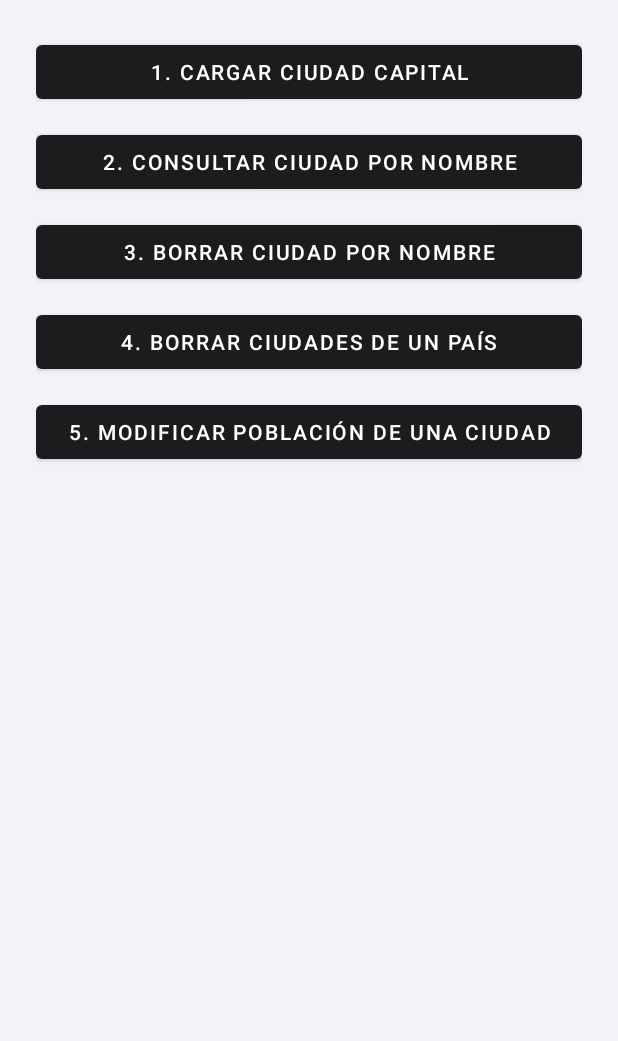
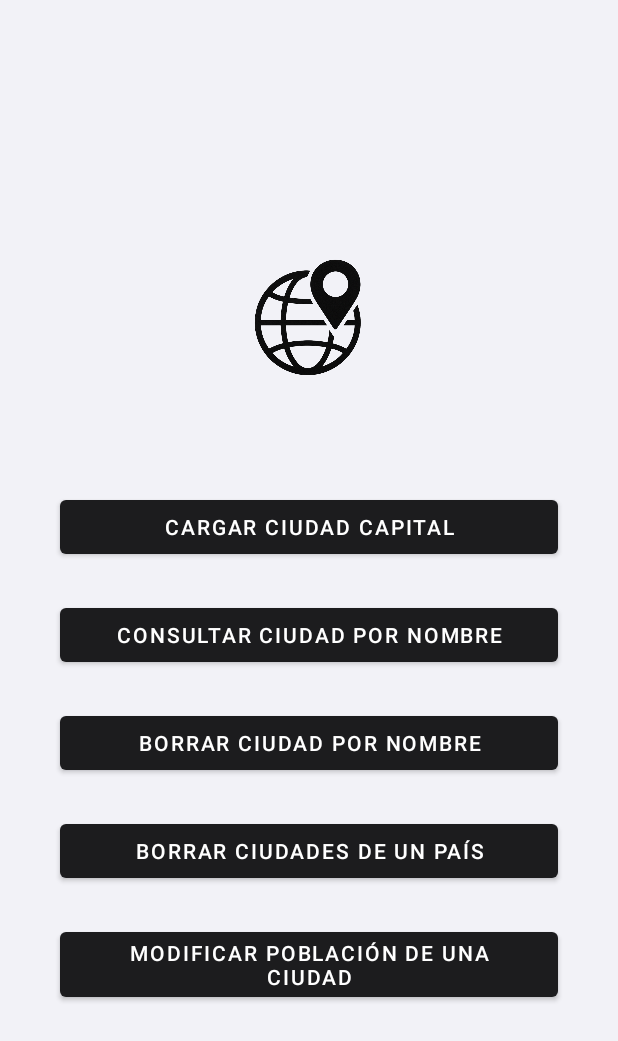
Before and after one commit to benjaelizalde/GP5-TP2_AplicacionesMoviles, an Android app: the screen it shows after launch (MainActivity), on a phone screen of 412 x 824 dp. Shown: the top 1041 px of the screen. Run offline under Robolectric (Android 15) with nearby library versions, the phone set to English and light mode, and no system bars.

Commit message:
Se corrigen elementos de main_activity

```diff
--- a/TP2_Capitales/app/src/main/res/layout/activity_main.xml
+++ b/TP2_Capitales/app/src/main/res/layout/activity_main.xml
@@ -6,12 +6,29 @@
     android:layout_height="match_parent"
     android:padding="24dp">
 
+    <ImageView
+        android:id="@+id/logoApp"
+        android:layout_width="120dp"
+        android:layout_height="120dp"
+        android:layout_marginBottom="30dp"
+        android:contentDescription="Logo de la app"
+        android:src="@drawable/logo_app"
+        app:layout_constraintTop_toTopOf="parent"
+        app:layout_constraintBottom_toTopOf="@+id/btnCargar"
+        app:layout_constraintStart_toStartOf="parent"
+        app:layout_constraintEnd_toEndOf="parent"
+        app:layout_constraintVertical_chainStyle="packed" />
+
     <Button
         android:id="@+id/btnCargar"
         android:layout_width="0dp"
         android:layout_height="wrap_content"
-        android:text="1. Cargar ciudad capital"
-        app:layout_constraintTop_toTopOf="parent"
+        android:layout_marginTop="24dp"
+        android:layout_marginStart="16dp"
+        android:layout_marginEnd="16dp"
+        android:text="Cargar ciudad capital"
+        app:layout_constraintTop_toBottomOf="@+id/logoApp"
+        app:layout_constraintBottom_toTopOf="@+id/btnConsultar"
         app:layout_constraintStart_toStartOf="parent"
         app:layout_constraintEnd_toEndOf="parent"/>
 
@@ -19,9 +36,12 @@
         android:id="@+id/btnConsultar"
         android:layout_width="0dp"
         android:layout_height="wrap_content"
-        android:text="2. Consultar ciudad por nombre"
-        android:layout_marginTop="12dp"
-        app:layout_constraintTop_toBottomOf="@id/btnCargar"
+        android:layout_marginTop="24dp"
+        android:layout_marginStart="16dp"
+        android:layout_marginEnd="16dp"
+        android:text="Consultar ciudad por nombre"
+        app:layout_constraintTop_toBottomOf="@+id/btnCargar"
+        app:layout_constraintBottom_toTopOf="@+id/btnBorrarCiudad"
         app:layout_constraintStart_toStartOf="parent"
         app:layout_constraintEnd_toEndOf="parent"/>
 
@@ -29,9 +49,12 @@
         android:id="@+id/btnBorrarCiudad"
         android:layout_width="0dp"
         android:layout_height="wrap_content"
-        android:text="3. Borrar ciudad por nombre"
-        android:layout_marginTop="12dp"
-        app:layout_constraintTop_toBottomOf="@id/btnConsultar"
+        android:layout_marginTop="24dp"
+        android:layout_marginStart="16dp"
+        android:layout_marginEnd="16dp"
+        android:text="Borrar ciudad por nombre"
+        app:layout_constraintTop_toBottomOf="@+id/btnConsultar"
+        app:layout_constraintBottom_toTopOf="@+id/btnBorrarPais"
         app:layout_constraintStart_toStartOf="parent"
         app:layout_constraintEnd_toEndOf="parent"/>
 
@@ -39,9 +62,12 @@
         android:id="@+id/btnBorrarPais"
         android:layout_width="0dp"
         android:layout_height="wrap_content"
-        android:text="4. Borrar ciudades de un país"
-        android:layout_marginTop="12dp"
-        app:layout_constraintTop_toBottomOf="@id/btnBorrarCiudad"
+        android:layout_marginTop="24dp"
+        android:layout_marginStart="16dp"
+        android:layout_marginEnd="16dp"
+        android:text="Borrar ciudades de un país"
+        app:layout_constraintTop_toBottomOf="@+id/btnBorrarCiudad"
+        app:layout_constraintBottom_toTopOf="@+id/btnModificarPoblacion"
         app:layout_constraintStart_toStartOf="parent"
         app:layout_constraintEnd_toEndOf="parent"/>
 
@@ -49,8 +75,11 @@
         android:id="@+id/btnModificarPoblacion"
         android:layout_width="0dp"
         android:layout_height="wrap_content"
-        android:text="5. Modificar población de una ciudad"
-        android:layout_marginTop="12dp"
+        android:layout_marginTop="24dp"
+        android:layout_marginStart="16dp"
+        android:layout_marginEnd="16dp"
+        android:text="Modificar población de una ciudad"
+        app:layout_constraintBottom_toBottomOf="parent"
         app:layout_constraintTop_toBottomOf="@id/btnBorrarPais"
         app:layout_constraintStart_toStartOf="parent"
         app:layout_constraintEnd_toEndOf="parent"/>
```
Also changed, not shown: TP2_Capitales/app/src/main/res/drawable/logo_app.png.
